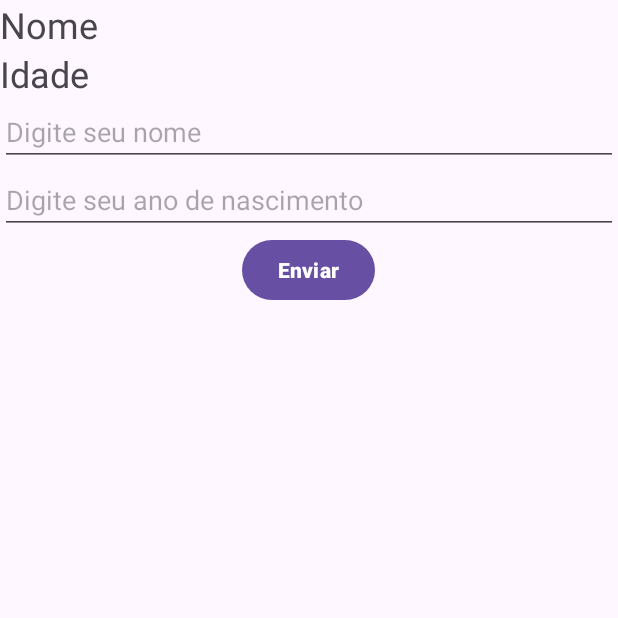
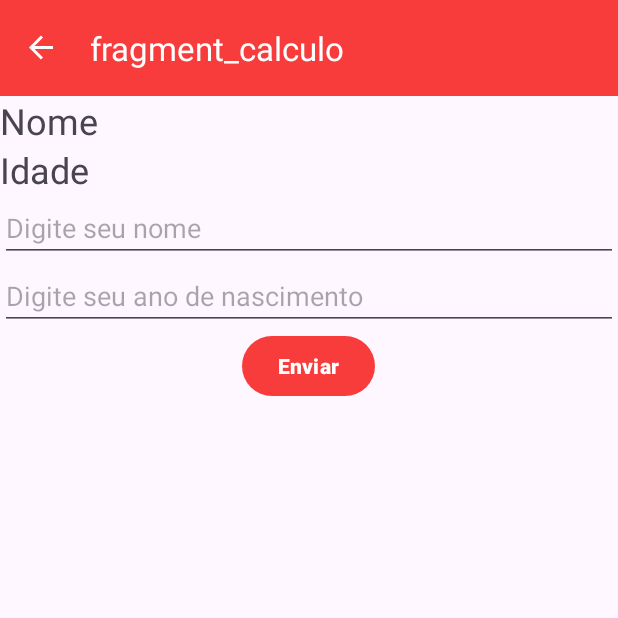
Before and after one commit to marinijuliaana/FirstApp, an Android app: the screen it shows after launch (MainActivity), after a tap on "Calcular idade", on a phone screen of 412 x 824 dp, the top half of it. Run offline under Robolectric (Android 15) with nearby library versions, the phone set to English and light mode, and no system bars; our stand-ins replace navigation-ui.

Commit message:
criar um CRUD de pessoa
criar o banco de dados

configurar a toolbar

```diff
--- a/app/src/main/java/com/anajulia/firstapp/view/CalculoFragment.kt
+++ /dev/null
@@ -1,42 +0,0 @@
-package com.anajulia.firstapp.view
-
-import android.os.Bundle
-import androidx.fragment.app.Fragment
-import android.view.LayoutInflater
-import android.view.View
-import android.view.ViewGroup
-import com.anajulia.firstapp.R
-import com.anajulia.firstapp.databinding.ActivityMainBinding
-import com.anajulia.firstapp.databinding.FragmentCalculoBinding
-import java.time.LocalDateTime
-
-class CalculoFragment : Fragment() {
-
-    private var _binding: FragmentCalculoBinding? = null
-    private val binding: FragmentCalculoBinding get() = _binding!!
-
-    override fun onCreateView(
-        inflater: LayoutInflater, container: ViewGroup?,
-        savedInstanceState: Bundle?
-    ): View? {
-        // Inflate the layout for this fragment
-        _binding = FragmentCalculoBinding.inflate(inflater,container, false)
-        return binding.root
-    }
-
-    override fun onViewCreated(view: View, savedInstanceState: Bundle?) {
-        super.onViewCreated(view, savedInstanceState)
-
-        binding.btnEnviar.setOnClickListener {
-            var nome = binding.edtNome.editableText.toString()
-
-            binding.tvNome.text = "Nome: " + nome
-
-            var anoNascimento = binding.edtAnoNascimento.editableText.toString()
-            val anoAtual = LocalDateTime.now().year
-            var idade = anoAtual - anoNascimento.toInt()
-
-            binding.tvIdade.text = "Idade: ${idade}"
-        }
-    }
-}
--- a/app/src/main/java/com/anajulia/firstapp/view/MainActivity.kt
+++ b/app/src/main/java/com/anajulia/firstapp/view/MainActivity.kt
@@ -2,9 +2,17 @@ package com.anajulia.firstapp.view
 
 import androidx.appcompat.app.AppCompatActivity
 import android.os.Bundle
+import androidx.navigation.NavController
+import androidx.navigation.fragment.NavHostFragment
+import androidx.navigation.ui.AppBarConfiguration
+import androidx.navigation.ui.setupWithNavController
 import com.anajulia.firstapp.databinding.ActivityMainBinding
 
 class MainActivity : AppCompatActivity() {
+
+    private lateinit var appBarConfiguration: AppBarConfiguration
+    private lateinit var navController: NavController
+
     private var _binding: ActivityMainBinding? = null
     private val binding: ActivityMainBinding get() = _binding!!
 
@@ -12,5 +20,11 @@ class MainActivity : AppCompatActivity() {
         super.onCreate(savedInstanceState)
         _binding = ActivityMainBinding.inflate(layoutInflater)
         setContentView(binding.root)
+
+        val navHostFragment = supportFragmentManager.findFragmentById(binding.fragmentContainerView.id) as NavHostFragment
+        navController = navHostFragment.navController
+        appBarConfiguration = AppBarConfiguration(navController.graph)
+        binding.toolbar.setupWithNavController(navController, appBarConfiguration)
+
     }
 }
--- /dev/null
+++ b/app/src/main/java/com/anajulia/firstapp/view/PessoaFragment.kt
@@ -0,0 +1,64 @@
+package com.anajulia.firstapp.view
+
+import android.os.Bundle
+import androidx.fragment.app.Fragment
+import android.view.LayoutInflater
+import android.view.View
+import android.view.ViewGroup
+import android.widget.Toast
+import androidx.fragment.app.viewModels
+import androidx.lifecycle.ViewModelStore
+import com.anajulia.firstapp.databinding.FragmentCalculoBinding
+import com.anajulia.firstapp.service.model.Pessoa
+import com.anajulia.firstapp.viewmodel.PessoaViewModel
+import java.time.LocalDateTime
+
+class PessoaFragment : Fragment() {
+    private val viewModel: PessoaViewModel by viewModels()
+
+    private var _binding: FragmentCalculoBinding? = null
+    private val binding: FragmentCalculoBinding get() = _binding!!
+
+    override fun onCreateView(
+        inflater: LayoutInflater, container: ViewGroup?,
+        savedInstanceState: Bundle?
+    ): View? {
+        // Inflate the layout for this fragment
+        _binding = FragmentCalculoBinding.inflate(inflater,container, false)
+        return binding.root
+    }
+
+    override fun onViewCreated(view: View, savedInstanceState: Bundle?) {
+        super.onViewCreated(view, savedInstanceState)
+
+        binding.btnEnviar.setOnClickListener {
+            var nome = binding.edtNome.editableText.toString()
+            var anoNascimento = binding.edtAnoNascimento.editableText.toString()
+
+            if (nome != "" && anoNascimento != ""){
+
+                binding.tvNome.text = "Nome: " + nome
+
+
+                val anoAtual = LocalDateTime.now().year
+                var idade = anoAtual - anoNascimento.toInt()
+
+                binding.tvIdade.text = "Idade: ${idade}"
+
+                val pessoa = Pessoa(
+                    nome = nome,
+                    idade = idade
+                )
+
+                viewModel.insert(pessoa)
+
+                binding.edtNome.editableText.clear()
+                binding.edtAnoNascimento.editableText.clear()
+            } else {
+                Toast.makeText(requireContext(), "Digite os dados", Toast.LENGTH_LONG).show()
+            }
+
+
+        }
+    }
+}
--- a/app/src/main/res/layout/activity_main.xml
+++ b/app/src/main/res/layout/activity_main.xml
@@ -6,12 +6,23 @@
     android:layout_height="match_parent"
     tools:context=".view.MainActivity">
 
+    <com.google.android.material.appbar.MaterialToolbar
+        android:id="@+id/toolbar"
+        android:layout_width="match_parent"
+        android:layout_height="wrap_content"
+        android:background="?attr/colorPrimary"
+        android:minHeight="?attr/actionBarSize"
+        android:theme="@style/Theme.FirstApp.AppBarOverLay"
+        app:layout_constraintTop_toTopOf="parent" />
+
     <androidx.fragment.app.FragmentContainerView
         android:id="@+id/fragmentContainerView"
         android:name="androidx.navigation.fragment.NavHostFragment"
         android:layout_width="match_parent"
-        android:layout_height="match_parent"
+        android:layout_height="0dp"
         app:defaultNavHost="true"
-        app:navGraph="@navigation/mobile_navigation" />
+        app:navGraph="@navigation/mobile_navigation"
+        app:layout_constraintTop_toBottomOf="@+id/toolbar"
+        app:layout_constraintBottom_toBottomOf="parent"/>
 
 </androidx.constraintlayout.widget.ConstraintLayout>
--- a/app/src/main/res/layout/fragment_calculo.xml
+++ b/app/src/main/res/layout/fragment_calculo.xml
@@ -3,7 +3,7 @@
     xmlns:tools="http://schemas.android.com/tools"
     android:layout_width="match_parent"
     android:layout_height="match_parent"
-    tools:context=".view.CalculoFragment"
+    tools:context=".view.PessoaFragment"
     android:orientation="vertical">
 
     <!-- TODO: Update blank fragment layout -->
--- a/app/src/main/res/navigation/mobile_navigation.xml
+++ b/app/src/main/res/navigation/mobile_navigation.xml
@@ -8,7 +8,7 @@
 
     <fragment
         android:id="@+id/calculoFragment"
-        android:name="com.anajulia.firstapp.view.CalculoFragment"
+        android:name="com.anajulia.firstapp.view.PessoaFragment"
         android:label="fragment_calculo"
         tools:layout="@layout/fragment_calculo" />
     <fragment
--- a/app/src/main/res/values/themes.xml
+++ b/app/src/main/res/values/themes.xml
@@ -2,7 +2,12 @@
     <!-- Base application theme. -->
     <style name="Base.Theme.FirstApp" parent="Theme.Material3.DayNight.NoActionBar">
         <!-- Customize your light theme here. -->
-        <!-- <item name="colorPrimary">@color/my_light_primary</item> -->
+         <item name="colorPrimary">#F83C3C</item>
+        <item name="colorOnPrimary">@color/white</item>
+    </style>
+
+    <style name="Theme.FirstApp.AppBarOverLay" parent="ThemeOverlay.AppCompat.Dark.ActionBar">
+        <item name="colorControlNormal">@color/white</item>
     </style>
 
     <style name="Theme.FirstApp" parent="Base.Theme.FirstApp" />
```
Also changed, not shown: app/build.gradle.kts (+12 -0 lines), app/src/main/java/com/anajulia/firstapp/service/model/Pessoa.kt (added, +12 -0 lines), app/src/main/java/com/anajulia/firstapp/service/repository/PessoaRepository.kt (added, +29 -0 lines), app/src/main/java/com/anajulia/firstapp/service/repository/local/FirstAppDataBase.kt (added, +30 -0 lines), app/src/main/java/com/anajulia/firstapp/service/repository/local/PessoaDAO.kt (added, +29 -0 lines), app/src/main/java/com/anajulia/firstapp/viewmodel/PessoaViewModel.kt (added, +37 -0 lines).
